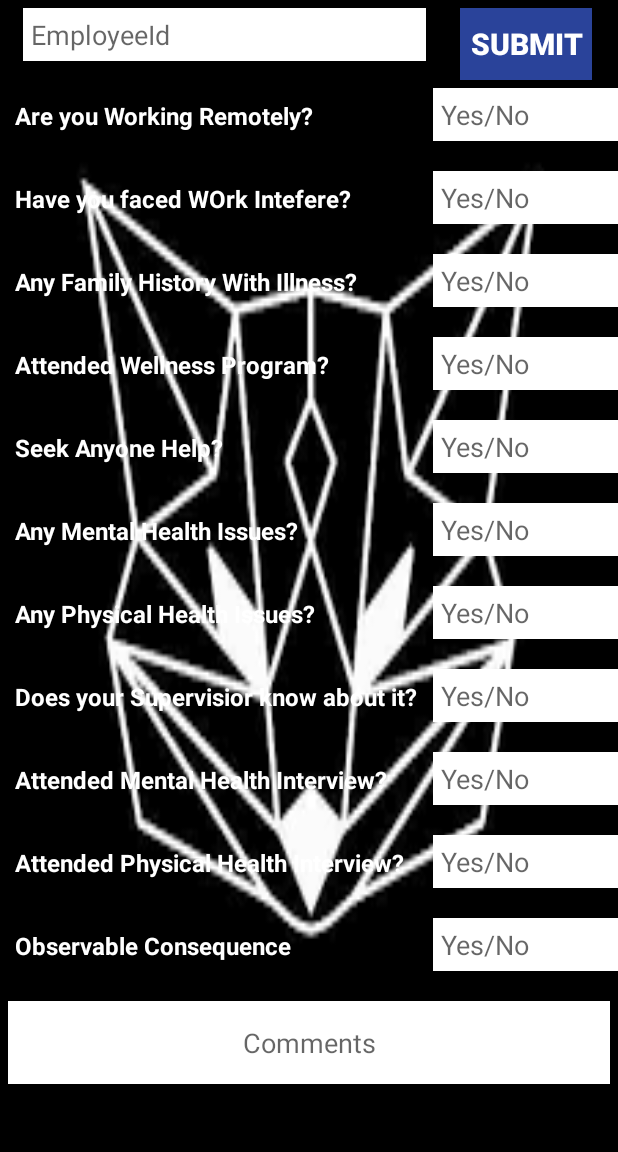
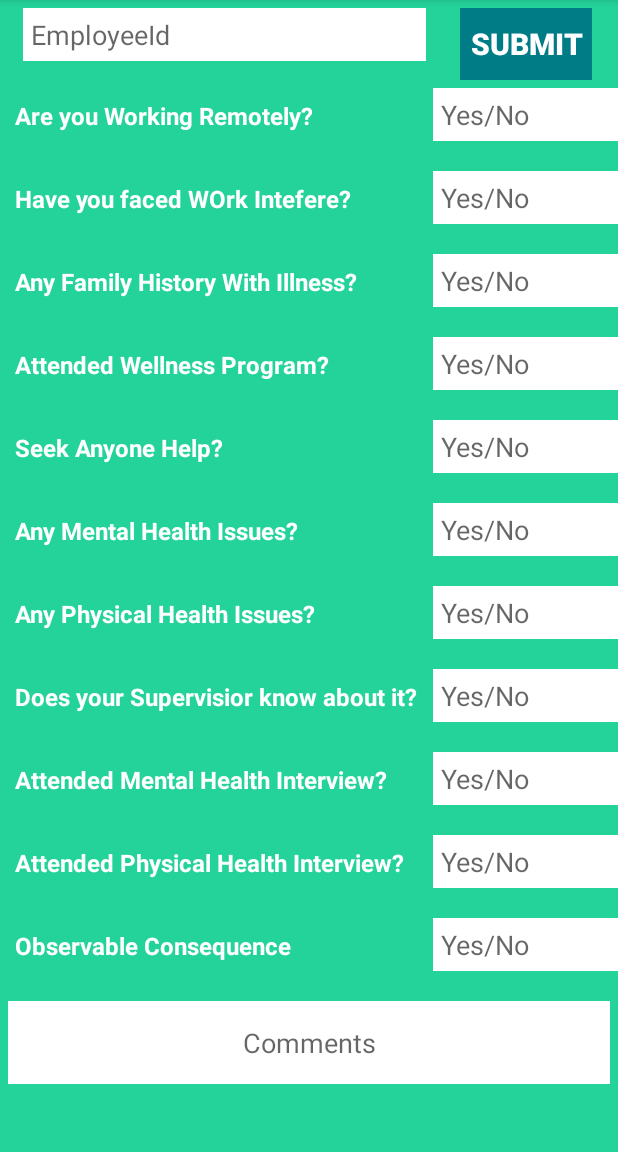
Before and after one commit to shaalingupta/hacknight_android, an Android app: the screen it shows after launch (MainActivity), on a phone screen of 412 x 824 dp, the part 84-1236 px from its top. Run offline under Robolectric (Android 15) with nearby library versions, the phone set to English and light mode, and no system bars; our stand-ins replace ButterKnife, Volley.

Commit message:
Layout Changes

```diff
--- a/app/src/main/res/layout/activity_main.xml
+++ b/app/src/main/res/layout/activity_main.xml
@@ -5,7 +5,7 @@
     android:layout_width="match_parent"
     android:layout_height="match_parent"
     tools:context=".MainActivity"
-    android:background="@mipmap/images2"
+    android:background="#24d39a"
     android:orientation="vertical"
     android:stretchColumns="1"
     android:isScrollContainer="true">
@@ -24,7 +24,7 @@
             android:id="@+id/submit"
             android:layout_height="wrap_content"
             android:layout_gravity="center"
-            android:background="#2a439a"
+            android:background="#007c86"
             android:text="Submit"
             android:textColor="#fff"
             style="@style/Widget.AppCompat.Button.Borderless.Colored"
```
